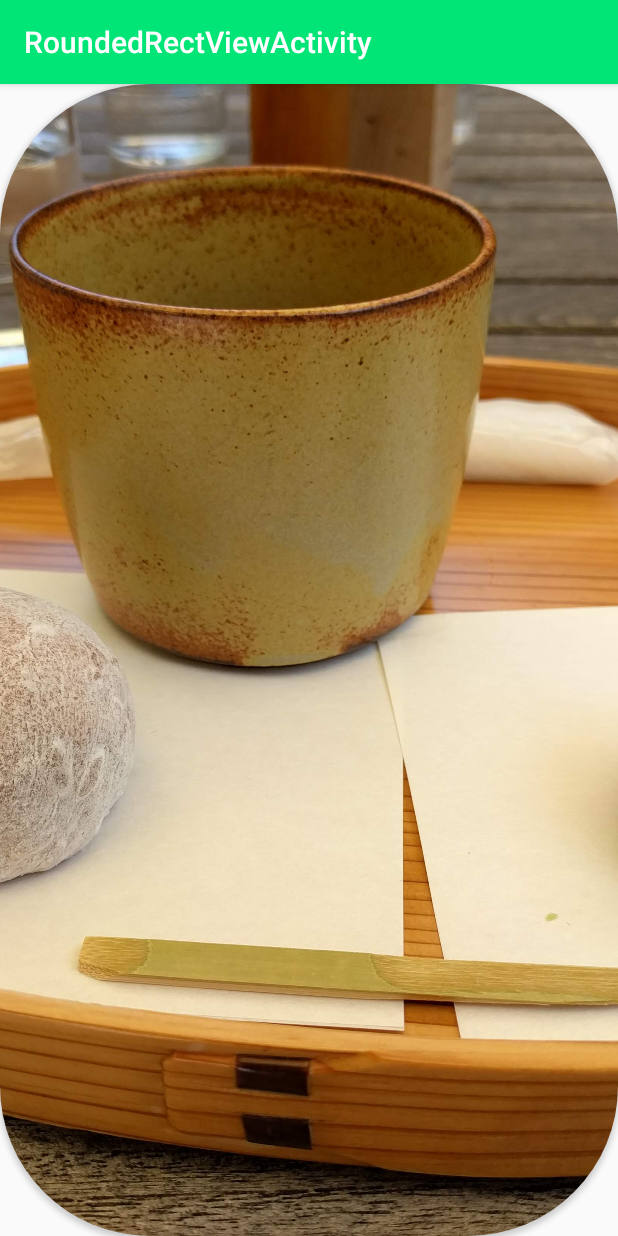
After one commit to kyokushin/UtilitySampleCodes, an Android app: the RoundedRectViewActivity screen opened directly, with no data from a screen before it, on a phone screen of 412 x 824 dp. The commit adds this screen. Run offline under Robolectric (Android 15) with nearby library versions, the phone set to English and light mode, and no system bars.

Commit message:
角丸のImageViewについてのコードと解説を追加しました。

```diff
--- a/app/src/main/AndroidManifest.xml
+++ b/app/src/main/AndroidManifest.xml
@@ -22,6 +22,10 @@
         <activity
             android:name=".fixaspectratio.FixAspectRratioActivity"
             android:label="@string/title_activity_fix_aspect_rratio"
+            android:theme="@style/AppTheme.NoActionBar" />
+        <activity
+            android:name=".roundedrectview.RoundedRectViewActivity"
+            android:label="@string/title_activity_rounded_rect_view"
             android:theme="@style/AppTheme.NoActionBar"></activity>
     </application>
 
--- a/app/src/main/java/com/yutasuz/utilitysamplecodes/main/MainActivity.kt
+++ b/app/src/main/java/com/yutasuz/utilitysamplecodes/main/MainActivity.kt
@@ -10,6 +10,7 @@ import android.view.ViewGroup
 import android.widget.TextView
 import com.yutasuz.utilitysamplecodes.R
 import com.yutasuz.utilitysamplecodes.fixaspectratio.FixAspectRratioActivity
+import com.yutasuz.utilitysamplecodes.roundedrectview.RoundedRectViewActivity
 import kotlinx.android.synthetic.main.activity_main.*
 
 class MainActivity : AppCompatActivity() {
@@ -23,6 +24,7 @@ class MainActivity : AppCompatActivity() {
 
         adapter.activities.apply {
             add(FixAspectRratioActivity::class.java)
+            add(RoundedRectViewActivity::class.java)
         }
 
         recycler_view.apply {
--- /dev/null
+++ b/app/src/main/java/com/yutasuz/utilitysamplecodes/roundedrectview/RoundedRectViewActivity.kt
@@ -0,0 +1,19 @@
+package com.yutasuz.utilitysamplecodes.roundedrectview
+
+import android.os.Bundle
+import android.support.design.widget.Snackbar
+import android.support.v7.app.AppCompatActivity;
+import com.yutasuz.utilitysamplecodes.R
+
+import kotlinx.android.synthetic.main.activity_rounded_rect_view.*
+
+class RoundedRectViewActivity : AppCompatActivity() {
+
+    override fun onCreate(savedInstanceState: Bundle?) {
+        super.onCreate(savedInstanceState)
+        setContentView(R.layout.activity_rounded_rect_view)
+        setSupportActionBar(toolbar)
+
+    }
+
+}
--- /dev/null
+++ b/app/src/main/res/layout/activity_rounded_rect_view.xml
@@ -0,0 +1,52 @@
+<?xml version="1.0" encoding="utf-8"?>
+<android.support.design.widget.CoordinatorLayout xmlns:android="http://schemas.android.com/apk/res/android"
+    xmlns:app="http://schemas.android.com/apk/res-auto"
+    xmlns:tools="http://schemas.android.com/tools"
+    android:layout_width="match_parent"
+    android:layout_height="match_parent"
+    tools:context=".roundedrectview.RoundedRectViewActivity">
+
+    <android.support.design.widget.AppBarLayout
+        android:layout_width="match_parent"
+        android:layout_height="wrap_content"
+        android:theme="@style/AppTheme.AppBarOverlay">
+
+        <android.support.v7.widget.Toolbar
+            android:id="@+id/toolbar"
+            android:layout_width="match_parent"
+            android:layout_height="?attr/actionBarSize"
+            android:background="?attr/colorPrimary"
+            app:popupTheme="@style/AppTheme.PopupOverlay" />
+
+    </android.support.design.widget.AppBarLayout>
+
+    <android.support.constraint.ConstraintLayout
+        android:layout_width="match_parent"
+        android:layout_height="match_parent"
+        app:layout_behavior="@string/appbar_scrolling_view_behavior">
+
+        <android.support.v7.widget.CardView
+            android:layout_width="wrap_content"
+            android:layout_height="wrap_content"
+            app:cardBackgroundColor="@color/lightgray"
+            app:cardCornerRadius="100dp"
+            app:cardPreventCornerOverlap="false"
+            app:layout_constraintStart_toStartOf="parent"
+            app:layout_constraintTop_toTopOf="parent">
+
+            <android.support.design.widget.CoordinatorLayout
+                android:layout_width="wrap_content"
+                android:layout_height="wrap_content">
+
+                <ImageView
+                    android:layout_width="wrap_content"
+                    android:layout_height="wrap_content"
+                    android:scaleType="centerCrop"
+                    android:src="@drawable/wagashi" />
+            </android.support.design.widget.CoordinatorLayout>
+        </android.support.v7.widget.CardView>
+
+    </android.support.constraint.ConstraintLayout>
+
+
+</android.support.design.widget.CoordinatorLayout>
--- a/app/src/main/res/layout/viewholder_activity_item.xml
+++ b/app/src/main/res/layout/viewholder_activity_item.xml
@@ -1,7 +1,8 @@
 <?xml version="1.0" encoding="utf-8"?>
 <android.support.constraint.ConstraintLayout
-    xmlns:android="http://schemas.android.com/apk/res/android" android:layout_width="match_parent"
-    android:layout_height="match_parent">
+    xmlns:android="http://schemas.android.com/apk/res/android"
+    android:layout_width="match_parent"
+    android:layout_height="60dp">
 
     <TextView
         android:id="@+id/name"
--- a/app/src/main/res/values/strings.xml
+++ b/app/src/main/res/values/strings.xml
@@ -2,4 +2,5 @@
     <string name="app_name">UtilitySampleCodes</string>
     <string name="action_settings">Settings</string>
     <string name="title_activity_fix_aspect_rratio">FixAspectRratioActivity</string>
+    <string name="title_activity_rounded_rect_view">RoundedRectViewActivity</string>
 </resources>
```
Also changed, not shown: app/src/main/res/drawable/wagashi.jpg (added), 1 other file.
